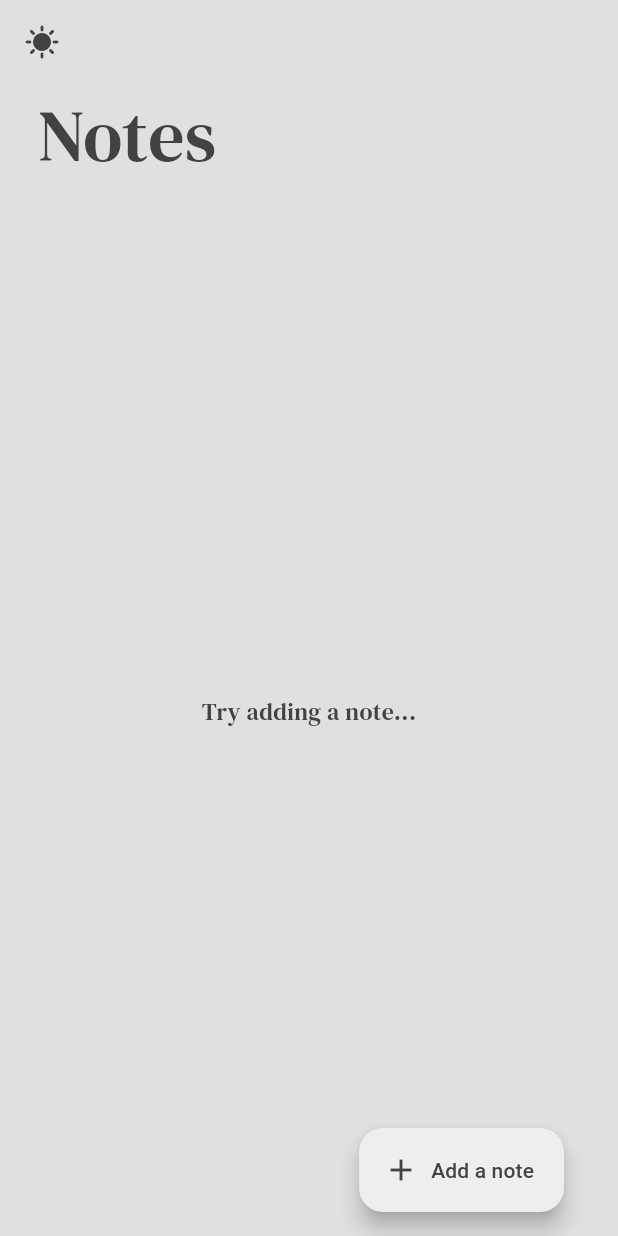
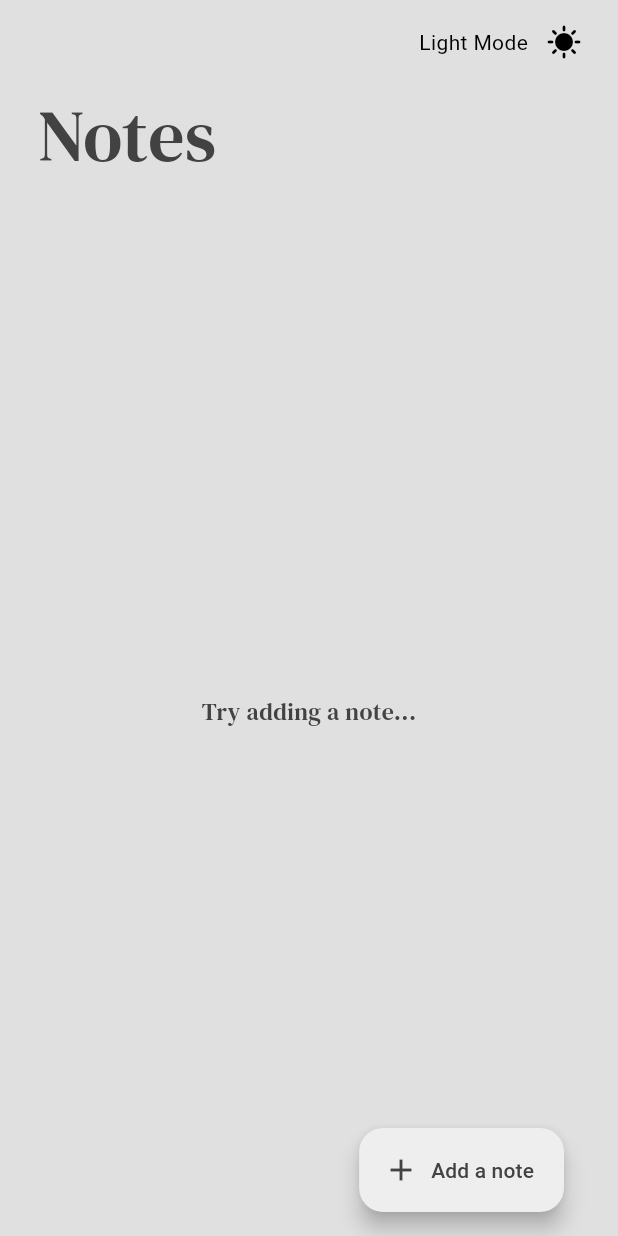
Before and after one commit to iktiarnazib/Notes-App, a Flutter app: the screen it shows after launch, after a tap on the "arrow forward" icon, on a phone screen of 412 x 824 dp. Run offline on Flutter 3.47's test engine with Material 3 defaults, Android fonts, the phone set to English and light mode, and no system bars; our stand-ins replace drift, flutter_riverpod, popover, shared_preferences; accounts and stored records are empty; generated files the repository leaves out were written again; project files that could hold a hidden picture were left out.

Commit message:
Dark mode on notes page has been implemented and simplified

```diff
--- a/lib/pages/notes_page.dart
+++ b/lib/pages/notes_page.dart
@@ -5,6 +5,8 @@ import 'package:notesapp2/components/my_key_button.dart';
 import 'package:notesapp2/components/note_tile.dart';
 import 'package:notesapp2/models/note_database.dart';
 import 'package:notesapp2/pages/note_detail_page.dart';
+import 'package:notesapp2/themes/theme.dart';
+import 'package:shared_preferences/shared_preferences.dart';
 
 class NotesPage extends ConsumerStatefulWidget {
   const NotesPage({super.key});
@@ -368,23 +370,39 @@ class _NotesPageState extends ConsumerState<NotesPage> {
     );
   }
 
+  void onSwitchPressed() async {
+    final SharedPreferences prefs = await SharedPreferences.getInstance();
+    if (ref.read(themeProvider) == lightMode) {
+      ref.read(themeProvider.notifier).state = darkMode;
+
+      await prefs.setBool('lightmode', false);
+    } else {
+      ref.read(themeProvider.notifier).state = lightMode;
+      await prefs.setBool('lightmode', true);
+    }
+  }
+
   @override
   Widget build(BuildContext context) {
     //read the notes
     final notes = ref.watch(noteProvider);
+    final themeMode = ref.watch(themeProvider);
+    bool themeDark = themeMode == darkMode;
     return Scaffold(
       backgroundColor: Theme.of(context).colorScheme.surface,
       appBar: AppBar(
-        leading: Icon(Icons.sunny),
-        iconTheme: IconThemeData(
-          color: Theme.of(context).colorScheme.inversePrimary,
-        ),
+        actions: [
+          Text(!themeDark ? 'Light Mode' : 'Dark Mode'),
+          Padding(
+            padding: const EdgeInsets.only(right: 12.0),
+            child: IconButton(
+              icon: !themeDark ? Icon(Icons.sunny) : Icon(Icons.dark_mode),
+              onPressed: onSwitchPressed,
+            ),
+          ),
+        ],
       ),
-      drawer: MyDrawer(
-        onTap: () {
-          Navigator.pop(context);
-        },
-      ),
+
       body: notes.isEmpty
           ? Column(
               crossAxisAlignment: CrossAxisAlignment.start,
```
